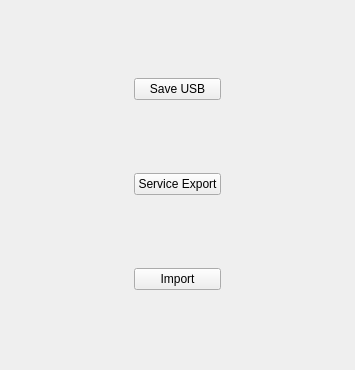
First picture: the form in HimalayaMain/Gui/Components/Settings/Forms/DataManagementWidget.ui, repository Liyezhong/Master, before the edit.
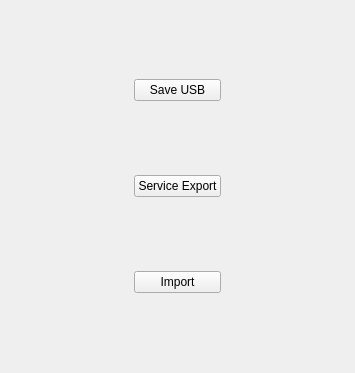
Second picture: the form after the edit.

```diff
--- a/HimalayaMain/Gui/Components/Settings/Forms/DataManagementWidget.ui
+++ b/HimalayaMain/Gui/Components/Settings/Forms/DataManagementWidget.ui
@@ -7,7 +7,7 @@
     <x>0</x>
     <y>0</y>
     <width>355</width>
-    <height>370</height>
+    <height>373</height>
    </rect>
   </property>
   <property name="windowTitle">
```
Left out of the diff: 4 changed lines with no effect on the pictures.
